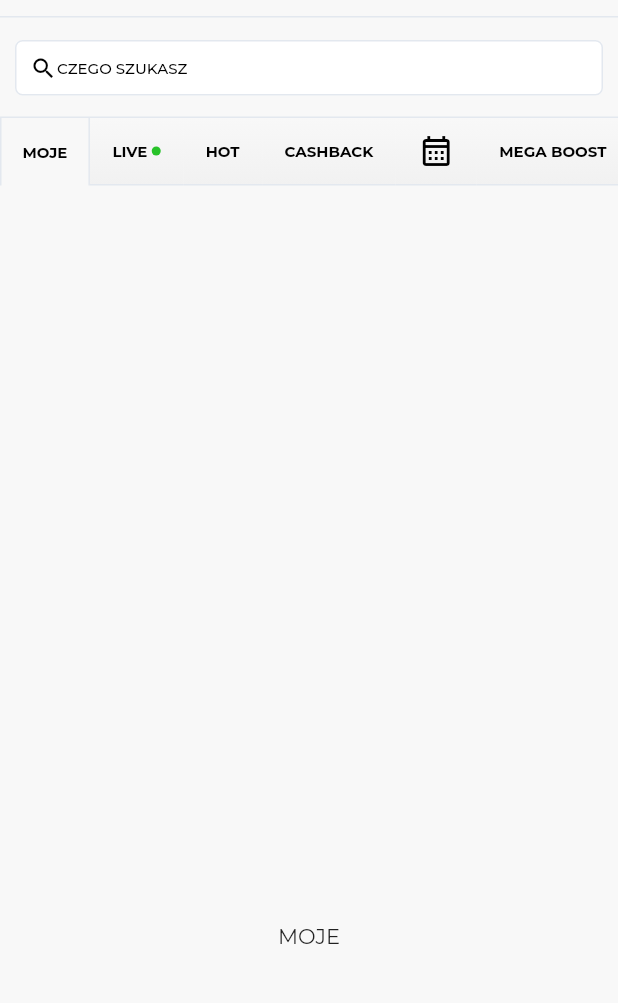
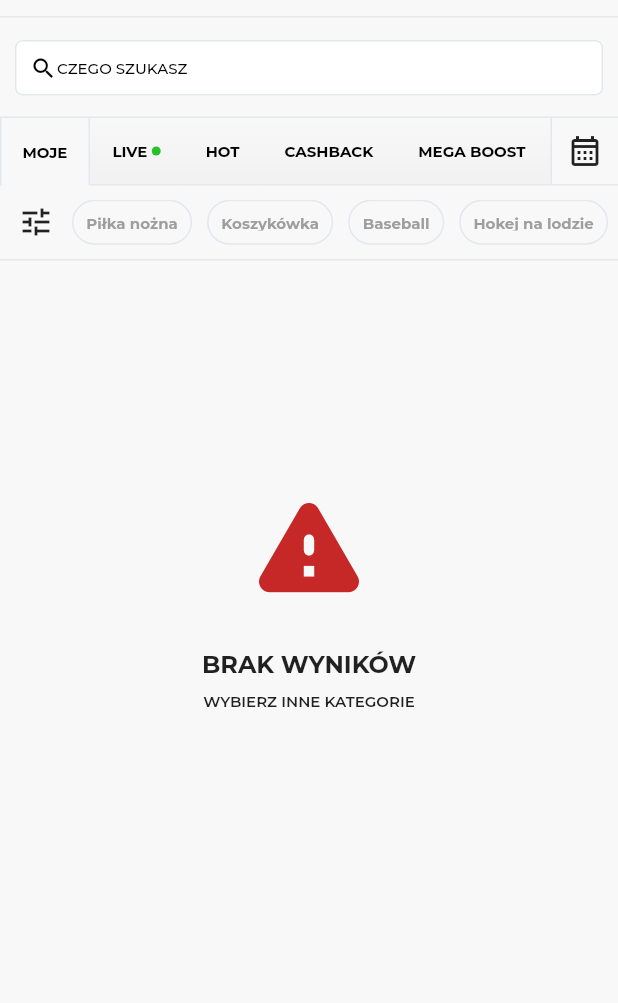
Before and after one commit to patryksew/betting-app, a Flutter app: the screen it shows after launch, after a tap on "OFERTA", after a tap on "MOJE", on a phone screen of 412 x 824 dp, the part 83-1086 px from its top. Run offline on Flutter 3.47's test engine with Material 2 defaults, Android fonts, the phone set to English and light mode, and no system bars; our stand-ins replace equatable, flutter_svg, google_fonts, shared_preferences; project files that could hold a hidden picture were left out.

Commit message:
Mostly done - only fine changes left to do

```diff
--- a/lib/main.dart
+++ b/lib/main.dart
@@ -11,7 +11,6 @@ void main() {
 class MyApp extends StatelessWidget {
   const MyApp({super.key});
 
-  // This widget is the root of your application.
   @override
   Widget build(BuildContext context) {
     return MaterialApp(
--- a/lib/models/event_category.dart
+++ b/lib/models/event_category.dart
@@ -7,8 +7,18 @@ class EventCategory with EquatableMixin {
 
   EventCategory(this.ids, this.names);
 
-  String get fullDisplayName {
-    return '${names[0]} > ${names[1]} > ${names[2]}';
+  factory EventCategory.fromId(int id) {
+    return EventCategory([id], []);
+  }
+
+  String get displayName {
+    String value = names[0];
+
+    for (var i = 1; i < names.length; i++) {
+      value += ' > ${names[i]}';
+    }
+
+    return value;
   }
 
   @override
--- /dev/null
+++ b/lib/models/events_by_category_result.dart
@@ -0,0 +1,52 @@
+import 'package:flutter/material.dart';
+import 'package:fuksiarz/models/event.dart';
+import 'package:fuksiarz/models/event_category.dart';
+
+@immutable
+class EventsByCategoryResult {
+  final Map<EventCategory, Map<EventCategory, List<Event>>> events;
+  final bool hasError;
+  final String? errorMessage;
+  final bool isEmpty;
+
+  const EventsByCategoryResult(this.events, {this.hasError = false, this.isEmpty = false, this.errorMessage});
+
+  EventsByCategoryResult.empty()
+      : events = {},
+        hasError = false,
+        errorMessage = null,
+        isEmpty = true;
+
+  EventsByCategoryResult.error(String this.errorMessage)
+      : events = {},
+        hasError = true,
+        isEmpty = true;
+
+  factory EventsByCategoryResult.fromJson(List data) {
+    final Map<EventCategory, Map<EventCategory, List<Event>>> events = {};
+
+    for (final rawEvent in data) {
+      final eventTopCategory = EventCategory([rawEvent['category1Id']], [rawEvent['category1Name']]);
+
+      events.putIfAbsent(eventTopCategory, () => {});
+
+      final eventCategory = EventCategory(
+        [
+          rawEvent['category2Id'],
+          rawEvent['category3Id'],
+        ],
+        [
+          rawEvent['category2Name'],
+          rawEvent['category3Name'],
+        ],
+      );
+
+      events[eventTopCategory]!.putIfAbsent(eventCategory, () => []);
+
+      final event = Event.fromJson(rawEvent);
+      events[eventTopCategory]![eventCategory]!.add(event);
+    }
+
+    return EventsByCategoryResult(events);
+  }
+}
--- /dev/null
+++ b/lib/providers/events_by_categories_provider.dart
@@ -0,0 +1,46 @@
+import 'package:flutter/material.dart';
+import 'package:fuksiarz/models/event_category.dart';
+import 'package:fuksiarz/models/events_by_category_result.dart';
+import 'package:fuksiarz/services/events_by_category_service.dart';
+import 'package:shared_preferences/shared_preferences.dart';
+
+class EventsByCategoriesProvider extends ChangeNotifier {
+  List<EventCategory> _selectedCategories = [];
+  final EventsByCategoriesService _service = EventsByCategoriesService();
+  static const _prefsKey = 'filterSelectedCategories';
+
+  EventsByCategoriesProvider() {
+    SharedPreferences.getInstance().then((prefs) {
+      final categoriesIds = prefs.getStringList(_prefsKey);
+      if (categoriesIds == null) return;
+
+      _selectedCategories = categoriesIds.map((id) => EventCategory.fromId(int.parse(id))).toList();
+      notifyListeners();
+    });
+  }
+
+  List<int> get categoriesId => _selectedCategories.map((category) => category.ids[0]).toList();
+
+  void toogleCategory(EventCategory category) async {
+    final index = _selectedCategories.indexOf(category);
+
+    if (index == -1) {
+      _selectedCategories.add(category);
+    } else {
+      _selectedCategories.removeAt(index);
+    }
+
+    notifyListeners();
+
+    final prefs = await SharedPreferences.getInstance();
+
+    //Categories are compared only based on id, also for filtering by sports only ids[0] is used
+    prefs.setStringList(_prefsKey, _selectedCategories.map((category) => category.ids[0].toString()).toList());
+  }
+
+  Future<EventsByCategoryResult> get events => _service.getEventsForCategories(categoriesId);
+
+  bool isSelected(EventCategory category) {
+    return _selectedCategories.contains(category);
+  }
+}
--- /dev/null
+++ b/lib/screens/main_screen/bodies/my_body.dart
@@ -0,0 +1,58 @@
+import 'package:flutter/material.dart';
+import 'package:fuksiarz/providers/events_by_categories_provider.dart';
+import 'package:fuksiarz/providers/expanded_categories_provider.dart';
+import 'package:fuksiarz/screens/main_screen/bodies/events_by_categories_list.dart';
+import 'package:fuksiarz/widgets/search_result_status.dart';
+import 'package:provider/provider.dart';
+
+class MyBody extends StatelessWidget {
+  const MyBody({super.key});
+
+  @override
+  Widget build(BuildContext context) {
+    EventsByCategoriesProvider eventsByCategoriesProvider = Provider.of<EventsByCategoriesProvider>(context);
+
+    return FutureBuilder(
+        future: eventsByCategoriesProvider.events,
+        builder: (_, snapshot) {
+          if (snapshot.connectionState == ConnectionState.waiting) {
+            return const SliverFillRemaining(
+              child: Center(child: CircularProgressIndicator()),
+            );
+          }
+
+          if (snapshot.data == null || snapshot.data!.hasError) {
+            return SliverFillRemaining(
+              child: SearchResultStatus(
+                icon: Icon(
+                  Icons.error_outline,
+                  color: Theme.of(context).primaryColor,
+                  size: 84,
+                ),
+                title: "Wystąpił błąd",
+                message:
+                    "Spróbuj ponownie lub skontaktuj się z administratorem aplikacji.\n${snapshot.data?.errorMessage}",
+              ),
+            );
+          }
+
+          if (snapshot.data!.isEmpty) {
+            return SliverFillRemaining(
+              child: SearchResultStatus(
+                icon: Icon(
+                  Icons.warning_rounded,
+                  color: Theme.of(context).primaryColor,
+                  size: 84,
+                ),
+                title: 'BRAK WYNIKÓW',
+                message: 'WYBIERZ INNE KATEGORIE',
+              ),
+            );
+          }
+
+          return ChangeNotifierProvider(
+              create: (_) => ExpandedCategoriesProvider(),
+              builder: (_, __) => EventsByCategoriesList(result: snapshot.data!.events));
+        });
+  }
+}
--- a/lib/screens/main_screen/main_screen.dart
+++ b/lib/screens/main_screen/main_screen.dart
@@ -1,4 +1,10 @@
 import 'package:flutter/material.dart';
+import 'package:fuksiarz/models/event_category.dart';
+import 'package:fuksiarz/providers/events_by_categories_provider.dart';
+import 'package:fuksiarz/screens/main_screen/bodies/my_body.dart';
+import 'package:fuksiarz/screens/main_screen/widgets/sliver_filter_bar.dart';
+import 'package:fuksiarz/services/events_by_category_service.dart';
+import 'package:provider/provider.dart';
 
 import 'widgets/sliver_header.dart';
 import 'widgets/sliver_search_button.dart';
@@ -17,7 +23,10 @@ class _MainScreenState extends State<MainScreen> with SingleTickerProviderStateM
   @override
   void initState() {
     super.initState();
-    _tabController = TabController(length: 8, vsync: this, initialIndex: 1);
+    _tabController = TabController(length: 7, vsync: this, initialIndex: 1);
+    _tabController.addListener(() {
+      setState(() {});
+    });
   }
 
   @override
@@ -26,34 +35,45 @@ class _MainScreenState extends State<MainScreen> with SingleTickerProviderStateM
     super.dispose();
   }
 
+  //Those widgets wrapped with SliverToBoxAdapter are here only for demonstration.
+  //When others screens are implemented, they will be moved to other widgets (like my screen)
+  final List<Widget> bodies = [
+    const SliverToBoxAdapter(
+      child: Center(child: Text('OFERTA')),
+    ),
+    const MyBody(),
+    const SliverToBoxAdapter(
+      child: Center(child: Text('LIVE')),
+    ),
+    const SliverToBoxAdapter(
+      child: Center(child: Text('HOT')),
+    ),
+    const SliverToBoxAdapter(
+      child: Center(child: Text('CASHBACK')),
+    ),
+    const SliverToBoxAdapter(
+      child: Center(child: Text('MEGA BOOST')),
+    ),
+    const SliverToBoxAdapter(
+      child: Center(child: Text('TV')),
+    ),
+  ];
+
   @override
   Widget build(BuildContext context) {
     return Scaffold(
       body: SafeArea(
-        child: CustomScrollView(
+        child: ChangeNotifierProvider(
+          create: (_) => EventsByCategoriesProvider(),
+          builder: (_, __) => CustomScrollView(
             slivers: [
               const SliverHeader(),
               const SliverSearchButton(),
               SliverNavBar(controller: _tabController),
-            SliverToBoxAdapter(
-              child: SizedBox(
-                height: 1000,
-                child: TabBarView(
-                  controller: _tabController,
-                  children: const [
-                    Center(child: Text('OFERTA')),
-                    Center(child: Text('MOJE')),
-                    Center(child: Text('LIVE')),
-                    Center(child: Text('HOT')),
-                    Center(child: Text('CASHBACK')),
-                    Center(child: Icon(Icons.calendar_month_outlined)),
-                    Center(child: Text('MEGA BOOST')),
-                    Center(child: Text('TV')),
+              SliverFilterBar(controller: _tabController),
+              bodies[_tabController.index],
             ],
           ),
-              ),
-            ),
-          ],
         ),
       ),
     );
--- /dev/null
+++ b/lib/screens/main_screen/widgets/sliver_filter_bar.dart
@@ -0,0 +1,128 @@
+import 'package:flutter/material.dart';
+import 'package:fuksiarz/models/event_category.dart';
+import 'package:fuksiarz/providers/events_by_categories_provider.dart';
+import 'package:provider/provider.dart';
+
+class SliverFilterBar extends StatefulWidget {
+  const SliverFilterBar({super.key, required TabController controller}) : _tabController = controller;
+
+  final TabController _tabController;
+
+  @override
+  State<SliverFilterBar> createState() => _SliverFilterBarState();
+}
+
+class _SliverFilterBarState extends State<SliverFilterBar> {
+  @override
+  void initState() {
+    super.initState();
+
+    widget._tabController.addListener(() {
+      setState(() {});
+    });
+  }
+
+  @override
+  Widget build(BuildContext context) {
+    return SliverPersistentHeader(
+      pinned: true,
+      delegate: _SliverFilterDelegate(widget._tabController),
+    );
+  }
+}
+
+class _SliverFilterDelegate extends SliverPersistentHeaderDelegate {
+  final TabController _tabController;
+  final ScrollController _scrollController = ScrollController();
+
+  _SliverFilterDelegate(this._tabController);
+
+  @override
+  Widget build(BuildContext context, double shrinkOffset, bool overlapsContent) {
+    return Container(
+      decoration: BoxDecoration(
+        color: Theme.of(context).scaffoldBackgroundColor,
+        border: Border(
+          bottom: BorderSide(color: Theme.of(context).dividerColor),
+        ),
+      ),
+      height: 50,
+      child: Row(
+        children: [
+          IconButton(onPressed: () {}, icon: const Icon(Icons.tune)),
+          Expanded(
+            child: SingleChildScrollView(
+              controller: _scrollController,
+              scrollDirection: Axis.horizontal,
+              child: Row(children: getChildren(_tabController.index)),
+            ),
+          ),
+        ],
+      ),
+    );
+  }
+
+  List<Widget> getChildren(int index) {
+    switch (index) {
+      case 1:
+        final categories = [
+          EventCategory([1], ['Piłka nożna']),
+          EventCategory([2], ['Koszykówka']),
+          EventCategory([3], ['Baseball']),
+          EventCategory([4], ['Hokej na lodzie']),
+          EventCategory([5], ['Tenis']),
+          EventCategory([6], ['Piłka ręczna']),
+          EventCategory([7], ['Unihokej']),
+        ];
+        return categories.map((e) => _Item(category: e)).toList();
+      default:
+        return [];
+    }
+  }
+
+  @override
+  double get maxExtent => 50;
+
+  @override
+  double get minExtent => 50;
+
+  @override
+  bool shouldRebuild(covariant SliverPersistentHeaderDelegate oldDelegate) => true;
+}
+
+class _Item extends StatelessWidget {
+  final EventCategory category;
+
+  const _Item({super.key, required this.category});
+
+  @override
+  Widget build(BuildContext context) {
+    return Container(
+      margin: const EdgeInsets.only(right: 10),
+      height: 30,
+      child: TextButton(
+        style: TextButton.styleFrom(
+          shape: RoundedRectangleBorder(
+            borderRadius: BorderRadius.circular(25),
+            side: BorderSide(color: Theme.of(context).dividerColor),
+          ),
+          padding: const EdgeInsets.all(9.5),
+          backgroundColor: Provider.of<EventsByCategoriesProvider>(context).isSelected(category)
+              ? Theme.of(context).primaryColor
+              : Theme.of(context).scaffoldBackgroundColor,
+        ),
+        onPressed: () {
+          Provider.of<EventsByCategoriesProvider>(context, listen: false).toogleCategory(category);
+        },
+        child: Text(
+          category.displayName,
+          style: TextStyle(
+            fontWeight: FontWeight.bold,
+            fontSize: 10,
+            color: Provider.of<EventsByCategoriesProvider>(context).isSelected(category) ? Colors.white : Colors.grey,
+          ),
+        ),
+      ),
+    );
+  }
+}
--- a/lib/screens/main_screen/widgets/sliver_nav_bar.dart
+++ b/lib/screens/main_screen/widgets/sliver_nav_bar.dart
@@ -29,6 +29,10 @@ class _CustomSliverPersistentHeaderDelegate extends SliverPersistentHeaderDelega
   Widget build(BuildContext context, double shrinkOffset, bool overlapsContent) {
     return Container(
       color: Theme.of(context).scaffoldBackgroundColor,
+      child: Row(
+        children: [
+          SizedBox(
+            width: MediaQuery.of(context).size.width - 45,
             child: SingleChildScrollView(
               controller: _scrollController,
               scrollDirection: Axis.horizontal,
@@ -96,22 +100,13 @@ class _CustomSliverPersistentHeaderDelegate extends SliverPersistentHeaderDelega
                     index: 5,
                     tabController: _tabController,
                     scrollController: _scrollController,
-              child: const Icon(
-                Icons.calendar_month_outlined,
-                size: 24,
-              ),
-            ),
-            _TabBarItem(
-              index: 6,
-              tabController: _tabController,
-              scrollController: _scrollController,
                     child: Text(
                       'MEGA BOOST',
                       style: _textStyle,
                     ),
                   ),
                   _TabBarItem(
-              index: 7,
+                    index: 6,
                     tabController: _tabController,
                     scrollController: _scrollController,
                     child: Text(
@@ -121,6 +116,22 @@ class _CustomSliverPersistentHeaderDelegate extends SliverPersistentHeaderDelega
                   ),
                 ],
               ),
+            ),
+          ),
+          Container(
+            width: 45,
+            height: 45,
+            decoration: BoxDecoration(
+                border: Border(
+              bottom: BorderSide(color: Theme.of(context).dividerColor),
+              left: BorderSide(color: Theme.of(context).dividerColor),
+            )),
+            child: const Icon(
+              Icons.calendar_month_outlined,
+              size: 24,
+            ),
+          )
+        ],
       ),
     );
   }
@@ -190,7 +201,6 @@ class __TabBarItemState extends State<_TabBarItem> {
         child: Container(
           padding: EdgeInsets.symmetric(
             horizontal: selected ? 14 : 15,
-            // vertical: 17,
           ),
           height: 45,
           decoration: BoxDecoration(
--- /dev/null
+++ b/lib/services/events_by_category_service.dart
@@ -0,0 +1,39 @@
+import 'dart:convert';
+
+import 'package:fuksiarz/models/events_by_category_result.dart';
+import 'package:http/http.dart' as http;
+
+class EventsByCategoriesService {
+  static const apiHost = 'fuksiarz.pl';
+
+  Future<EventsByCategoryResult> getEventsForCategories(List<int> categories) async {
+    if (categories.isEmpty) return EventsByCategoryResult.empty();
+
+    categories.sort();
+
+    try {
+      final events = await _getEvents(categories);
+      return EventsByCategoryResult.fromJson(events);
+    } on Exception catch (e) {
+      return EventsByCategoryResult.error(e.toString());
+    }
+  }
+
+  Future<List> _getEvents(List<int> categories) async {
+    String parsedCategories = '';
+    for (final category in categories) {
+      parsedCategories += ',$category';
+    }
+    parsedCategories = parsedCategories.substring(1);
+
+    final response = await http
+        .get(Uri(scheme: 'https', host: apiHost, path: '/rest/market/categories/multi/$parsedCategories/events'));
+
+    final responseBody = json.decode(utf8.decode(response.bodyBytes));
+
+    if (responseBody['code'] != 200) {
+      throw Exception(responseBody["description"]);
+    }
+    return responseBody['data'];
+  }
+}
--- a/lib/widgets/odds_button.dart
+++ b/lib/widgets/odds_button.dart
@@ -53,7 +53,7 @@ class _OddsButtonsState extends State<OddsButtons> with AutomaticKeepAliveClient
         });
       },
       style: ElevatedButton.styleFrom(
-        side: BorderSide(color: Theme.of(context).dividerColor),
+        side: isSelected ? null : BorderSide(color: Theme.of(context).dividerColor),
         elevation: 0,
         fixedSize: const Size(49, 45),
         padding: const EdgeInsets.all(0),
--- a/pubspec.yaml
+++ b/pubspec.yaml
@@ -40,6 +40,8 @@ dependencies:
   http: ^0.13.5
   equatable: ^2.0.5
   intl: ^0.18.1
+  provider: ^6.0.5
+  shared_preferences: ^2.1.0
 
 dev_dependencies:
   flutter_test:
```
Also changed, not shown: lib/models/event.dart (+15 -0 lines), lib/providers/expanded_categories_provider.dart (added, +20 -0 lines), lib/screens/main_screen/bodies/events_by_categories_list.dart (added, +64 -0 lines), lib/screens/search_screen.dart/widgets/search_results.dart (+28 -22 lines), lib/services/search_service.dart (+6 -6 lines), lib/widgets/event_category_header_big.dart (added, +64 -0 lines), lib/widgets/event_category_header_small.dart (added, +31 -0 lines), lib/widgets/event_display.dart (+42 -8 lines), pubspec.lock, 1 other file. Lines whose indentation alone changed are shown as unchanged.
